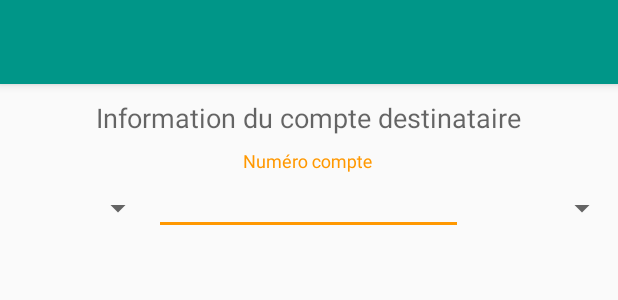
After one commit to karimkod/THARWAbank_mobile, an Android app: the layout activity_virement_extern.xml on its own in the app's theme, with its tools: preview values and no code run, on a phone screen of 412 x 824 dp. The commit adds this screen. Shown: the top 300 px of the screen. Run offline under Robolectric (Android 15) with nearby library versions, the phone set to English and light mode, and no system bars; network calls fail.

Commit message:
Added refresh token on signIn first time and created not completed virement Extern Actvitiy

```diff
--- a/app/build.gradle
+++ b/app/build.gradle
@@ -34,8 +34,6 @@ android {
     testOptions {
         unitTests.returnDefaultValues = true
     }
-
-
 
 
 }
--- a/app/src/main/java/com/tharwa/solid/tharwa/View/Virment/VirementTharwaActivity.kt
+++ b/app/src/main/java/com/tharwa/solid/tharwa/View/Virment/VirementTharwaActivity.kt
@@ -2,9 +2,9 @@ package com.tharwa.solid.tharwa.View.Virment
 
 
 import android.annotation.SuppressLint
-import android.support.v7.app.AppCompatActivity
 import android.os.Bundle
 import android.support.v7.app.AlertDialog
+import android.support.v7.app.AppCompatActivity
 import android.text.Editable
 import android.text.TextWatcher
 import android.util.Log
@@ -48,7 +48,7 @@ class VirementTharwaActivity : AppCompatActivity(),FormInterface,VirementTharwaC
         setSupportActionBar(virement_tharwa_actionbar)
 
         supportActionBar?.apply {
-            setTitle("Virement vers THARWA")
+            title = "Virement vers THARWA"
             setDisplayHomeAsUpEnabled(true)
         }
 
--- /dev/null
+++ b/app/src/main/res/layout/activity_virement_extern.xml
@@ -0,0 +1,81 @@
+<?xml version="1.0" encoding="utf-8"?>
+<android.support.v7.widget.LinearLayoutCompat xmlns:android="http://schemas.android.com/apk/res/android"
+    xmlns:app="http://schemas.android.com/apk/res-auto"
+    xmlns:tools="http://schemas.android.com/tools"
+    android:layout_width="match_parent"
+    android:layout_height="match_parent"
+    tools:context=".View.Virment.VirementExternActivity"
+    android:orientation="vertical"
+    >
+
+
+
+    <android.support.v7.widget.Toolbar
+        android:id="@+id/virement_tharwa_actionbar"
+        android:layout_width="match_parent"
+        android:layout_height="?attr/actionBarSize"
+        app:titleTextColor="@color/white"
+        android:theme="@style/actionBarStyle"
+        android:layout_marginBottom="10dp"
+        android:elevation="4dp"
+        />
+
+
+
+    <TextView
+        android:layout_width="wrap_content"
+        android:layout_height="wrap_content"
+        android:text="@string/information_compte"
+        android:layout_gravity="center"
+        android:layout_marginBottom="10dp"
+        android:textAppearance="@style/TextAppearance.AppCompat.Medium"/>
+
+    <android.support.v7.widget.LinearLayoutCompat
+        android:layout_width="match_parent"
+        android:layout_height="wrap_content"
+        android:layout_gravity="center"
+        android:gravity="center"
+        >
+
+        <android.support.v7.widget.AppCompatSpinner
+            android:id="@+id/bank_spinner"
+            android:layout_width="0dp"
+            android:layout_height="wrap_content"
+            android:layout_weight="1"
+            >
+
+        </android.support.v7.widget.AppCompatSpinner>
+
+        <android.support.design.widget.TextInputLayout
+            android:id="@+id/account_number"
+            android:layout_width="0dp"
+            android:layout_height="wrap_content"
+            app:errorEnabled="true"
+            android:layout_weight="2">
+
+            <android.support.v7.widget.AppCompatEditText
+                android:layout_width="match_parent"
+                android:layout_height="match_parent"
+                android:hint="@string/num_compte"
+                android:textAlignment="center"
+
+                android:gravity="center"
+                />
+
+        </android.support.design.widget.TextInputLayout>
+
+        <Spinner
+            android:id="@+id/curency_spinner"
+            android:layout_width="0dp"
+            android:layout_height="wrap_content"
+            android:layout_weight="1">
+
+        </Spinner>
+
+    </android.support.v7.widget.LinearLayoutCompat>
+
+
+
+
+
+</android.support.v7.widget.LinearLayoutCompat>
--- a/app/src/main/res/layout/activity_virement_tharwa.xml
+++ b/app/src/main/res/layout/activity_virement_tharwa.xml
@@ -48,6 +48,7 @@
             android:inputType="number"
             android:nextFocusForward="@id/montant_virement"
             android:drawableLeft="@drawable/left_drawable_thr"
+
             android:drawablePadding="3dp"
             android:maxLength="6"
             android:drawableRight="@drawable/right_drawable_dzd"
--- a/app/src/main/res/values/strings.xml
+++ b/app/src/main/res/values/strings.xml
@@ -26,6 +26,7 @@
     <string name="virement">Virement</string>
     <string name="changer_compte">Changer compte</string>
     <string name="compte_destinataire">Numéro du compte destinataire</string>
+    <string name="num_compte">Numéro compte</string>
     <string name="montant_virement">Montant du virement</string>
     <string name="code_tharwa">THR</string>
     <string name="virer">Virer</string>
@@ -48,9 +49,9 @@
 
     <string name="new_vir">Nouveau Virement</string>
 
-   <string name="curr_only">Vous avez uniquemetent le compte courant veuillez créer un autre compte </string>
+    <string name="curr_only">Vous avez uniquemetent le compte courant veuillez créer un autre compte </string>
     <string name="dzd">DZD</string>
-   <string name="current">COURANT</string>
+    <string name="current">COURANT</string>
     <string name="saving">EPARGNE</string>
     <string name="usd">USD</string>
     <string name="euro">EURO</string>
@@ -68,4 +69,10 @@
     <string name="Erreur">Erreur</string>
 
 
+    <string name="token_key">7A277FC8CF4273B974C991C673422</string>
+    <string name="refresh_token_key">4DAE21CD964FEAC6CC43F2614D478</string>
+    <string name="shared_pref_name">com.solid.tharwa.sharedPref</string>
+    <string name="information_compte">Information du compte destinataire</string>
+
+
 </resources>
```
Also changed, not shown: app/src/main/AndroidManifest.xml (+9 -17 lines), app/src/main/java/com/tharwa/solid/tharwa/Model/Data.kt (+16 -33 lines), app/src/main/java/com/tharwa/solid/tharwa/Remote/UserApiService.kt (+17 -1 lines), app/src/main/java/com/tharwa/solid/tharwa/View/ClientAcountActivity.kt (+17 -6 lines), app/src/main/java/com/tharwa/solid/tharwa/View/CodeIntroductionActivity.kt (+17 -11 lines), app/src/main/java/com/tharwa/solid/tharwa/View/LandingPage.kt (+138 -18 lines), app/src/main/java/com/tharwa/solid/tharwa/View/Virment/VirementExternActivity.kt (added, +12 -0 lines).
